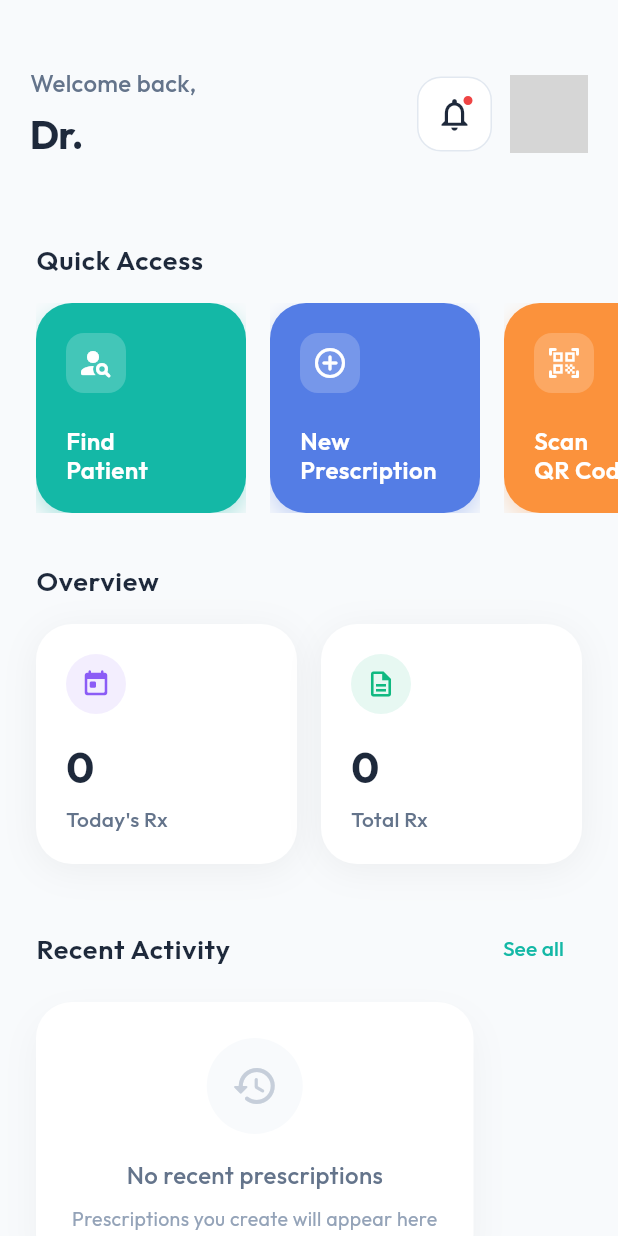
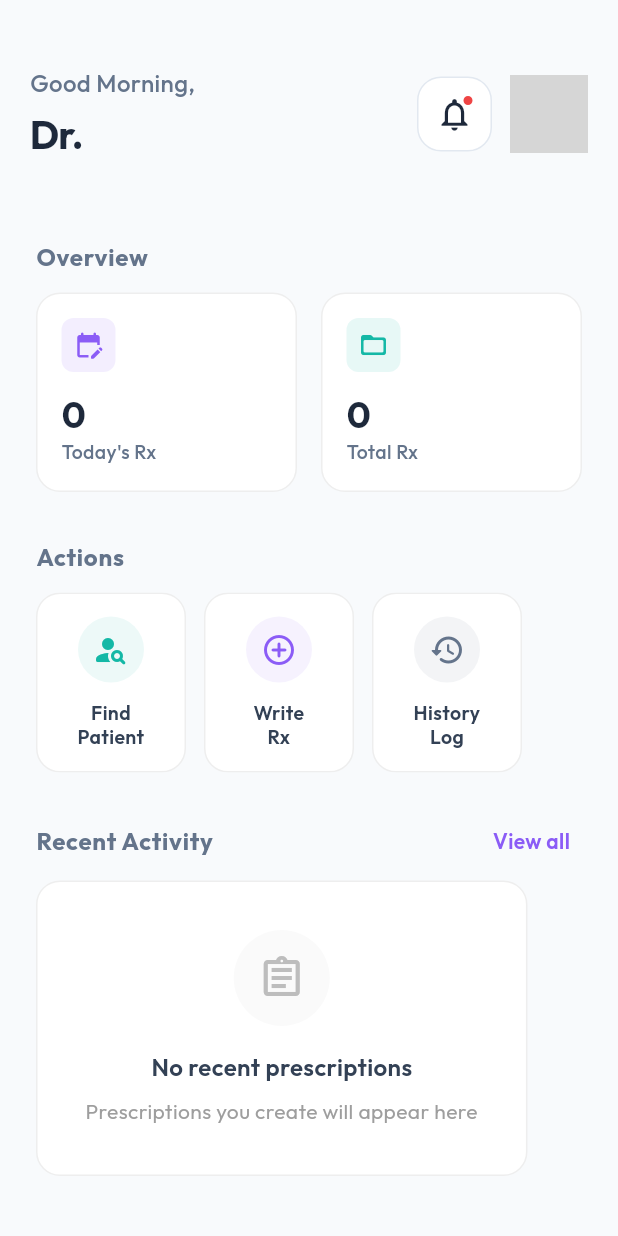
Before and after one commit to ankurrera/Biometrics_medical, a Flutter app: the DoctorDashboardScreen screen opened by its route, on a phone screen of 412 x 824 dp. Run offline on Flutter 3.47's test engine with Material 3 defaults, Android fonts, the phone set to English and light mode, and no system bars; our stand-ins replace flutter_dotenv, flutter_riverpod, flutter_secure_storage, go_router, google_fonts, image_picker and 5 more; missing offline and left inert: mobile_scanner; accounts and stored records are empty; network calls fail; grey boxes are pictures that could not be loaded.

Commit message:
Update doctor_dashboard_screen.dart

```diff
--- a/lib/features/doctor/presentation/screens/doctor_dashboard_screen.dart
+++ b/lib/features/doctor/presentation/screens/doctor_dashboard_screen.dart
@@ -8,8 +8,6 @@ import '../../../../routing/route_names.dart';
 import '../../../../services/supabase_service.dart';
 import '../../../auth/providers/auth_provider.dart';
 import '../../../shared/presentation/widgets/dashboard_header.dart';
-// Note: We are building custom modern cards here to match the reference image exactly,
-// effectively replacing the generic QuickActionCard for this specific screen.
 
 final doctorTodayStatsProvider = FutureProvider<int>((ref) async {
   return await SupabaseService.instance.getTodaysPrescriptionCount();
@@ -29,14 +27,14 @@ class DoctorDashboardScreen extends ConsumerWidget {
     final totalStats = ref.watch(doctorTotalStatsProvider);
 
     return Scaffold(
-      // The reference uses a very light/clean background.
-      backgroundColor: Theme.of(context).scaffoldBackgroundColor,
+      backgroundColor: const Color(0xFFF8FAFC), // Professional Slate-50 background
       body: SafeArea(
         child: RefreshIndicator(
           onRefresh: () async {
             ref.invalidate(doctorTodayStatsProvider);
             ref.invalidate(doctorTotalStatsProvider);
           },
+          color: AppColors.doctor,
           child: SingleChildScrollView(
             physics: const AlwaysScrollableScrollPhysics(),
             padding: const EdgeInsets.symmetric(vertical: 24),
@@ -47,57 +45,94 @@ class DoctorDashboardScreen extends ConsumerWidget {
                 Padding(
                   padding: AppSpacing.screenPadding,
                   child: DashboardHeader(
-                    greeting: 'Welcome back,',
+                    greeting: 'Good Morning,',
                     name: 'Dr. ${profile.valueOrNull?.fullName.split(' ').first ?? 'Williams'}',
-                    subtitle: 'Manage your patients',
+                    subtitle: 'Here is your daily summary',
                     roleColor: AppColors.doctor,
                   ),
                 ),
                 const SizedBox(height: 32),
 
-                // 2. Quick Access Section (Solid Blocks like Reference)
+                // 2. Overview / Stats
                 Padding(
                   padding: const EdgeInsets.symmetric(horizontal: 24),
                   child: const Text(
-                    'Quick Access',
+                    'Overview',
                     style: TextStyle(
-                      fontSize: 18,
-                      fontWeight: FontWeight.w600,
+                      fontSize: 16,
+                      fontWeight: FontWeight.w700,
+                      color: Color(0xFF64748B), // Slate-500
                       letterSpacing: 0.5,
                     ),
                   ),
                 ),
-                const SizedBox(height: 16),
-                SingleChildScrollView(
-                  scrollDirection: Axis.horizontal,
+                const SizedBox(height: 12),
+                Padding(
                   padding: const EdgeInsets.symmetric(horizontal: 24),
                   child: Row(
                     children: [
-                      _buildModernQuickAction(
+                      Expanded(
+                        child: _buildProfessionalStatCard(
+                          context,
+                          label: 'Today\'s Rx',
+                          value: todayStats.valueOrNull?.toString() ?? '0',
+                          icon: Icons.edit_calendar_rounded,
+                          iconColor: AppColors.doctor,
+                        ),
+                      ),
+                      const SizedBox(width: 16),
+                      Expanded(
+                        child: _buildProfessionalStatCard(
+                          context,
+                          label: 'Total Rx',
+                          value: totalStats.valueOrNull?.toString() ?? '0',
+                          icon: Icons.folder_open_rounded,
+                          iconColor: AppColors.primary,
+                        ),
+                      ),
+                    ],
+                  ),
+                ),
+                const SizedBox(height: 32),
+
+                // 3. Quick Actions
+                Padding(
+                  padding: const EdgeInsets.symmetric(horizontal: 24),
+                  child: const Text(
+                    'Actions',
+                    style: TextStyle(
+                      fontSize: 16,
+                      fontWeight: FontWeight.w700,
+                      color: Color(0xFF64748B),
+                      letterSpacing: 0.5,
+                    ),
+                  ),
+                ),
+                const SizedBox(height: 12),
+                SizedBox(
+                  height: 120, // Reduced height for cleaner look
+                  child: ListView(
+                    scrollDirection: Axis.horizontal,
+                    padding: const EdgeInsets.symmetric(horizontal: 24),
+                    children: [
+                      _buildCleanQuickAction(
                         context,
                         title: 'Find\nPatient',
                         icon: Icons.person_search_rounded,
                         color: AppColors.primary,
                         onTap: () => context.push(RouteNames.doctorPatientLookup),
                       ),
-                      const SizedBox(width: 16),
-                      _buildModernQuickAction(
+                      const SizedBox(width: 12),
+                      _buildCleanQuickAction(
                         context,
-                        title: 'New\nPrescription',
+                        title: 'Write\nRx',
                         icon: Icons.add_circle_outline_rounded,
-                        color: const Color(0xFF547DE5), // Reference Image Blue
+                        color: AppColors.doctor,
                         onTap: () => context.push(RouteNames.doctorPatientLookup),
                       ),
-                      const SizedBox(width: 16),
-                      _buildModernQuickAction(
-                        context,
-                        title: 'Scan\nQR Code',
-                        icon: Icons.qr_code_scanner_rounded,
-                        color: AppColors.accent,
-                        onTap: () => context.push(RouteNames.doctorPatientLookup),
-                      ),
-                      const SizedBox(width: 16),
-                      _buildModernQuickAction(
+                      // Removed "Scan QR" button as requested
+                      const SizedBox(width: 12),
+                      _buildCleanQuickAction(
                         context,
                         title: 'History\nLog',
                         icon: Icons.history_rounded,
@@ -109,48 +144,7 @@ class DoctorDashboardScreen extends ConsumerWidget {
                 ),
                 const SizedBox(height: 32),
 
-                // 3. Overview / Stats (Clean White Cards like Reference Screen 2)
-                Padding(
-                  padding: const EdgeInsets.symmetric(horizontal: 24),
-                  child: const Text(
-                    'Overview',
-                    style: TextStyle(
-                      fontSize: 18,
-                      fontWeight: FontWeight.w600,
-                      letterSpacing: 0.5,
-                    ),
-                  ),
-                ),
-                const SizedBox(height: 16),
-                Padding(
-                  padding: const EdgeInsets.symmetric(horizontal: 24),
-                  child: Row(
-                    children: [
-                      Expanded(
-                        child: _buildModernStatCard(
-                          context,
-                          label: 'Today\'s Rx',
-                          value: todayStats.valueOrNull?.toString() ?? '0',
-                          icon: Icons.today_rounded,
-                          iconColor: AppColors.doctor,
-                        ),
-                      ),
-                      const SizedBox(width: 16),
-                      Expanded(
-                        child: _buildModernStatCard(
-                          context,
-                          label: 'Total Rx',
-                          value: totalStats.valueOrNull?.toString() ?? '0',
-                          icon: Icons.description_outlined,
-                          iconColor: AppColors.pharmacist,
-                        ),
-                      ),
-                    ],
-                  ),
-                ),
-                const SizedBox(height: 32),
-
-                // 4. Recent Activity (Styled List Container)
+                // 4. Recent Activity
                 Padding(
                   padding: const EdgeInsets.symmetric(horizontal: 24),
                   child: Row(
@@ -159,14 +153,26 @@ class DoctorDashboardScreen extends ConsumerWidget {
                       const Text(
                         'Recent Activity',
                         style: TextStyle(
-                          fontSize: 18,
-                          fontWeight: FontWeight.w600,
+                          fontSize: 16,
+                          fontWeight: FontWeight.w700,
+                          color: Color(0xFF64748B),
                           letterSpacing: 0.5,
                         ),
                       ),
-                      TextButton(
-                        onPressed: () {}, // Navigate to full history if needed
-                        child: const Text('See all'),
+                      InkWell(
+                        onTap: () => context.push(RouteNames.doctorHistory),
+                        borderRadius: BorderRadius.circular(8),
+                        child: const Padding(
+                          padding: EdgeInsets.symmetric(horizontal: 8, vertical: 4),
+                          child: Text(
+                            'View all',
+                            style: TextStyle(
+                              color: AppColors.doctor,
+                              fontWeight: FontWeight.w600,
+                              fontSize: 14,
+                            ),
+                          ),
+                        ),
                       ),
                     ],
                   ),
@@ -174,31 +180,24 @@ class DoctorDashboardScreen extends ConsumerWidget {
                 const SizedBox(height: 12),
                 Container(
                   margin: const EdgeInsets.symmetric(horizontal: 24),
-                  padding: const EdgeInsets.all(24),
+                  padding: const EdgeInsets.all(32),
                   decoration: BoxDecoration(
-                    color: Theme.of(context).colorScheme.surface,
-                    borderRadius: BorderRadius.circular(24),
-                    boxShadow: [
-                      BoxShadow(
-                        color: Colors.black.withOpacity(0.04),
-                        blurRadius: 20,
-                        offset: const Offset(0, 10),
-                      ),
-                    ],
+                    color: Colors.white,
+                    borderRadius: BorderRadius.circular(16),
+                    border: Border.all(color: Colors.grey.shade200),
                   ),
                   child: Column(
                     children: [
-                      // Empty State adapted to look like a placeholder for the list
                       Container(
                         padding: const EdgeInsets.all(16),
                         decoration: BoxDecoration(
-                          color: AppColors.backgroundLight,
+                          color: Colors.grey.shade50,
                           shape: BoxShape.circle,
                         ),
                         child: Icon(
-                          Icons.history_rounded,
+                          Icons.assignment_outlined,
                           size: 32,
-                          color: AppColors.textLight.withOpacity(0.5),
+                          color: Colors.grey.shade400,
                         ),
                       ),
                       const SizedBox(height: 16),
@@ -206,8 +205,8 @@ class DoctorDashboardScreen extends ConsumerWidget {
                         'No recent prescriptions',
                         style: TextStyle(
                           fontSize: 16,
-                          fontWeight: FontWeight.w500,
-                          color: AppColors.textSecondary,
+                          fontWeight: FontWeight.w600,
+                          color: Color(0xFF334155),
                         ),
                       ),
                       const SizedBox(height: 8),
@@ -215,14 +214,13 @@ class DoctorDashboardScreen extends ConsumerWidget {
                         'Prescriptions you create will appear here',
                         textAlign: TextAlign.center,
                         style: TextStyle(
-                          fontSize: 13,
-                          color: AppColors.textLight,
+                          fontSize: 14,
+                          color: Colors.grey.shade500,
                         ),
                       ),
                     ],
                   ),
                 ),
-                // Bottom padding for scroll
                 const SizedBox(height: 80),
               ],
             ),
@@ -232,8 +230,8 @@ class DoctorDashboardScreen extends ConsumerWidget {
     );
   }
 
-  // Matches the "Requests" / "Patients" solid buttons in reference
-  Widget _buildModernQuickAction(
+  /// Clean Wireframe Quick Action Style
+  Widget _buildCleanQuickAction(
       BuildContext context, {
         required String title,
         required IconData icon,
@@ -244,43 +242,37 @@ class DoctorDashboardScreen extends ConsumerWidget {
       color: Colors.transparent,
       child: InkWell(
         onTap: onTap,
-        borderRadius: BorderRadius.circular(24),
+        borderRadius: BorderRadius.circular(16),
         child: Ink(
-          width: 140, // Fixed width for horizontal scrolling cards
-          height: 140, // Square aspect ratio like reference
-          padding: const EdgeInsets.all(20),
+          width: 100,
+          height: 110,
           decoration: BoxDecoration(
-            color: color,
-            borderRadius: BorderRadius.circular(24),
-            boxShadow: [
-              BoxShadow(
-                color: color.withOpacity(0.3),
-                blurRadius: 12,
-                offset: const Offset(0, 6),
-              ),
-            ],
+            color: Colors.white,
+            borderRadius: BorderRadius.circular(16),
+            border: Border.all(color: Colors.grey.shade200),
           ),
           child: Column(
-            mainAxisAlignment: MainAxisAlignment.spaceBetween,
-            crossAxisAlignment: CrossAxisAlignment.start,
+            mainAxisAlignment: MainAxisAlignment.center,
             children: [
               Container(
-                padding: const EdgeInsets.all(8),
+                padding: const EdgeInsets.all(10),
                 decoration: BoxDecoration(
-                  color: Colors.white.withOpacity(0.2),
-                  borderRadius: BorderRadius.circular(12),
+                  color: color.withOpacity(0.08),
+                  shape: BoxShape.circle,
                 ),
                 child: Icon(
                   icon,
-                  color: Colors.white,
+                  color: color,
                   size: 24,
                 ),
               ),
+              const SizedBox(height: 12),
               Text(
                 title,
+                textAlign: TextAlign.center,
                 style: const TextStyle(
-                  color: Colors.white,
-                  fontSize: 16,
+                  color: Color(0xFF334155), // Slate-700
+                  fontSize: 13,
                   fontWeight: FontWeight.w600,
                   height: 1.2,
                 ),
@@ -292,60 +284,48 @@ class DoctorDashboardScreen extends ConsumerWidget {
     );
   }
 
-  // Matches the clean white stats cards in reference (Screen 2)
-  Widget _buildModernStatCard(
+  /// Professional Stats Card
+  Widget _buildProfessionalStatCard(
       BuildContext context, {
         required String label,
         required String value,
         required IconData icon,
         required Color iconColor,
       }) {
-    final isDark = Theme.of(context).brightness == Brightness.dark;
-
     return Container(
-      padding: const EdgeInsets.all(20),
+      padding: const EdgeInsets.all(16),
       decoration: BoxDecoration(
-        color: isDark ? const Color(0xFF1E293B) : Colors.white,
-        borderRadius: BorderRadius.circular(24),
-        boxShadow: [
-          BoxShadow(
-            color: Colors.black.withOpacity(0.05),
-            blurRadius: 20,
-            offset: const Offset(0, 4),
-          ),
-        ],
+        color: Colors.white,
+        borderRadius: BorderRadius.circular(16),
+        border: Border.all(color: Colors.grey.shade200),
       ),
       child: Column(
         crossAxisAlignment: CrossAxisAlignment.start,
         children: [
-          Row(
-            mainAxisAlignment: MainAxisAlignment.spaceBetween,
-            children: [
-              Container(
-                padding: const EdgeInsets.all(10),
-                decoration: BoxDecoration(
-                  color: iconColor.withOpacity(0.1),
-                  shape: BoxShape.circle,
-                ),
-                child: Icon(icon, color: iconColor, size: 20),
-              ),
-            ],
+          Container(
+            padding: const EdgeInsets.all(8),
+            decoration: BoxDecoration(
+              color: iconColor.withOpacity(0.1),
+              borderRadius: BorderRadius.circular(8),
+            ),
+            child: Icon(icon, color: iconColor, size: 20),
           ),
           const SizedBox(height: 16),
           Text(
             value,
-            style: TextStyle(
-              fontSize: 28,
+            style: const TextStyle(
+              fontSize: 24,
               fontWeight: FontWeight.bold,
-              color: isDark ? Colors.white : AppColors.textPrimary,
+              color: Color(0xFF1E293B), // Slate-800
+              height: 1.0,
             ),
           ),
           const SizedBox(height: 4),
           Text(
             label,
             style: const TextStyle(
-              fontSize: 14,
-              color: AppColors.textSecondary,
+              fontSize: 13,
+              color: Color(0xFF64748B), // Slate-500
               fontWeight: FontWeight.w500,
             ),
           ),
```
